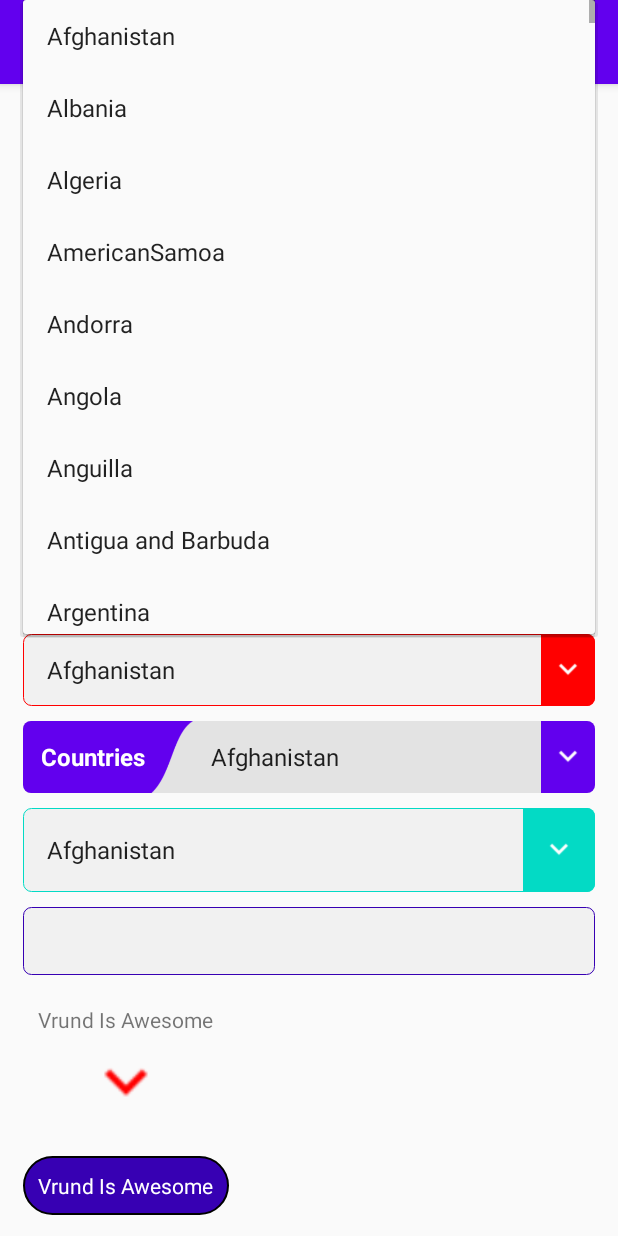
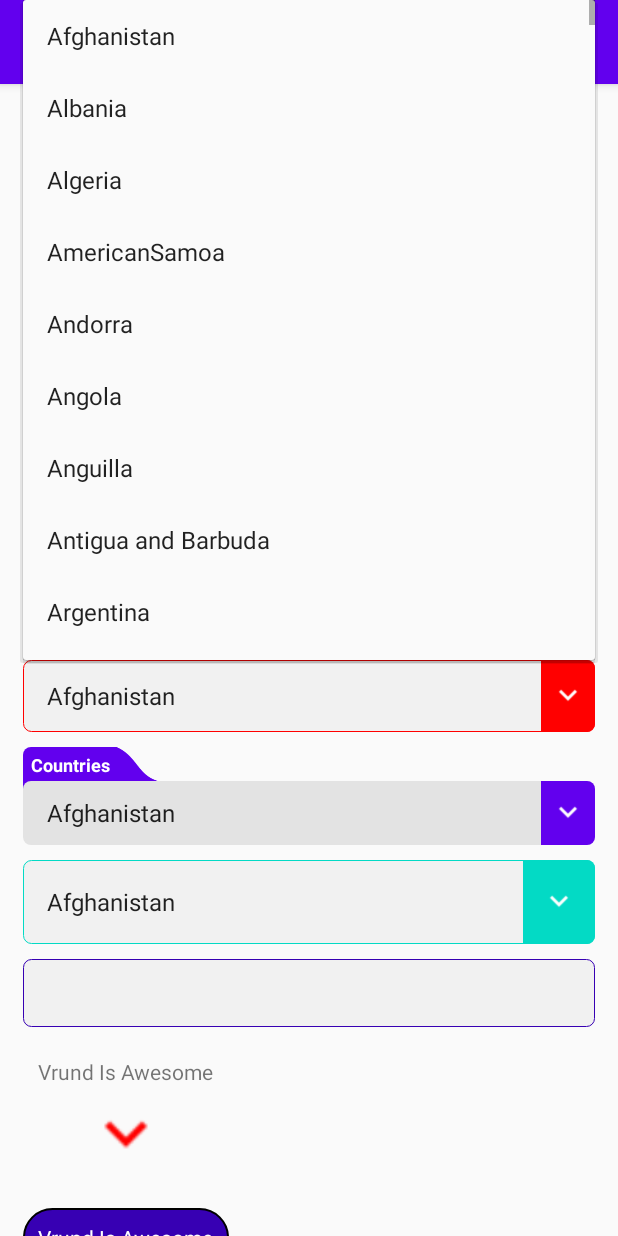
Before and after one commit to VrUnd14/VPAwesomeWidgets, an Android app: the screen it shows after launch (MainActivity), after a tap on "Afghanistan", on a phone screen of 412 x 824 dp. Run offline under Robolectric (Android 15) with nearby library versions, the phone set to English and light mode, and no system bars.

Commit message:
TOP label in VPAutoCompleteTextView & VPSpinner

```diff
--- a/VPAwesomeWidgets/src/main/java/awesome/vrund/vpawesomewidgets/VPAutoCompleteTextView.kt
+++ b/VPAwesomeWidgets/src/main/java/awesome/vrund/vpawesomewidgets/VPAutoCompleteTextView.kt
@@ -17,14 +17,14 @@ import androidx.core.graphics.ColorUtils
 import androidx.core.widget.ImageViewCompat
 import kotlinx.android.synthetic.main.vp_awesome_widget.view.*
 
-class VPAutoCompleteTextView @JvmOverloads constructor(
-    context: Context,
-    attrs: AttributeSet? = null,
-    defStyleAttr: Int = 0
-) :
-    RelativeLayout(context, attrs, defStyleAttr) {
+class VPAutoCompleteTextView @JvmOverloads constructor(context: Context, attrs: AttributeSet? = null, defStyleAttr: Int = 0) : RelativeLayout(context, attrs, defStyleAttr) {
 
     private val mContext = context
+
+    companion object {
+        const val IN = 1
+        const val TOP = 2
+    }
 
     private var backColor = 0xFFF1F1F1.toInt()
     private var hasBorder = true
@@ -53,6 +53,8 @@ class VPAutoCompleteTextView @JvmOverloads constructor(
     private var textStyle = 0
     private var threshold = 1
 
+    private var position = IN
+
     var itemClickListener: OnItemClickListener? = null
 
     init {
@@ -65,29 +67,18 @@ class VPAutoCompleteTextView @JvmOverloads constructor(
         hasDrop = parent.getBoolean(R.styleable.VPAutoCompleteTextView_act_hasDrop, hasDrop)
         hasLabel = parent.getBoolean(R.styleable.VPAutoCompleteTextView_act_hasLabel, hasLabel)
         if (parent.hasValue(R.styleable.VPAutoCompleteTextView_act_labelText))
-            labelText =
-                parent.getString(R.styleable.VPAutoCompleteTextView_act_labelText).toString()
-        labelTextSize = parent.getDimensionPixelSize(
-            R.styleable.VPAutoCompleteTextView_act_labelTextSize,
-            labelTextSize
-        )
-        labelTextColor =
-            parent.getColor(R.styleable.VPAutoCompleteTextView_act_labelTextColor, labelTextColor)
+            labelText = parent.getString(R.styleable.VPAutoCompleteTextView_act_labelText).toString()
+        labelTextSize = parent.getDimensionPixelSize(R.styleable.VPAutoCompleteTextView_act_labelTextSize, labelTextSize)
+        labelTextColor = parent.getColor(R.styleable.VPAutoCompleteTextView_act_labelTextColor, labelTextColor)
 
-        dropSize =
-            parent.getDimensionPixelSize(R.styleable.VPAutoCompleteTextView_act_dropSize, dropSize)
-        dropIcon = ContextCompat.getDrawable(
-            mContext,
-            parent.getResourceId(
-                R.styleable.VPAutoCompleteTextView_act_dropIcon,
-                R.drawable.vp_drop_icon
-            )
-        )
-        dropIconTint =
-            parent.getColor(R.styleable.VPAutoCompleteTextView_act_dropIconTint, dropIconTint)
+        dropSize = parent.getDimensionPixelSize(R.styleable.VPAutoCompleteTextView_act_dropSize, dropSize)
+        dropIcon = ContextCompat.getDrawable(mContext, parent.getResourceId(R.styleable.VPAutoCompleteTextView_act_dropIcon, R.drawable.vp_drop_icon))
+        dropIconTint = parent.getColor(R.styleable.VPAutoCompleteTextView_act_dropIconTint, dropIconTint)
 
         tinColor = parent.getColor(R.styleable.VPAutoCompleteTextView_act_tint, tinColor)
         enable = parent.getBoolean(R.styleable.VPAutoCompleteTextView_act_enable, enable)
+
+        position = parent.getInt(R.styleable.VPAutoCompleteTextView_act_position, position)
 
         if (parent.hasValue(R.styleable.VPAutoCompleteTextView_act_array)) {
             val arrayID: Int = parent.getResourceId(R.styleable.VPAutoCompleteTextView_act_array, 0)
@@ -119,9 +110,12 @@ class VPAutoCompleteTextView @JvmOverloads constructor(
 
     private fun updateUI() {
 
-        val tinColor = tinColor.takeIf { enable } ?: ColorUtils.blendARGB(tinColor, Color.WHITE,0.6f)
-        val labelTextColor = labelTextColor.takeIf { enable } ?: ColorUtils.blendARGB(labelTextColor, Color.WHITE,0.5f)
-        val dropIconTint = dropIconTint.takeIf { enable } ?: ColorUtils.blendARGB(dropIconTint, Color.WHITE,0.5f)
+        val tinColor = tinColor.takeIf { enable }
+                ?: ColorUtils.blendARGB(tinColor, Color.WHITE, 0.6f)
+        val labelTextColor = labelTextColor.takeIf { enable }
+                ?: ColorUtils.blendARGB(labelTextColor, Color.WHITE, 0.5f)
+        val dropIconTint = dropIconTint.takeIf { enable }
+                ?: ColorUtils.blendARGB(dropIconTint, Color.WHITE, 0.5f)
 
         // Main
         val mainGD = vpParentLayout.background as GradientDrawable
@@ -133,20 +127,26 @@ class VPAutoCompleteTextView @JvmOverloads constructor(
         vpParentLayout.background = mainGD
         // Label
         if (hasLabel) {
-            vpLabel.visibility = View.VISIBLE
-            curveImg.visibility = View.VISIBLE
-            vpAutoText.setPadding(dpToPx(28F), dpToPx(10F), dpToPx(10F), dpToPx(10F))
+            vpInLayout.visibility = View.VISIBLE.takeIf { position == IN } ?: View.GONE
+            vpTopLayout.visibility = View.VISIBLE.takeIf { position == TOP } ?: View.GONE
+            vpAutoText.setPadding(dpToPx(28F.takeIf { position == IN }
+                    ?: 10F), dpToPx(10F), dpToPx(10F), dpToPx(10F))
         } else {
-            vpLabel.visibility = View.GONE
-            curveImg.visibility = View.GONE
+            vpInLayout.visibility = View.GONE
+            vpTopLayout.visibility = View.GONE
             vpAutoText.setPadding(dpToPx(10F), dpToPx(10F), dpToPx(10F), dpToPx(10F))
         }
         vpLabel.text = labelText
+        vpLabelTop.text = labelText
         vpLabel.setTextColor(labelTextColor)
+        vpLabelTop.setTextColor(labelTextColor)
         vpLabel.setTextSize(TypedValue.COMPLEX_UNIT_PX, labelTextSize.toFloat())
         val labelGD = vpLabel.background as GradientDrawable
         labelGD.setColor(tinColor)
+        val labelGDTop = vpLabelTop.background as GradientDrawable
+        labelGDTop.setColor(tinColor)
         ImageViewCompat.setImageTintList(curveImg, ColorStateList.valueOf(tinColor))
+        ImageViewCompat.setImageTintList(curveImgTop, ColorStateList.valueOf(tinColor))
 
         // Drop
         val dropGD = vpDropFrame.background as GradientDrawable
--- a/VPAwesomeWidgets/src/main/java/awesome/vrund/vpawesomewidgets/VPBaseAdapter.kt
+++ b/VPAwesomeWidgets/src/main/java/awesome/vrund/vpawesomewidgets/VPBaseAdapter.kt
@@ -11,7 +11,6 @@ import android.view.ViewGroup
 import android.widget.BaseAdapter
 import android.widget.Filter
 import android.widget.Filterable
-import kotlinx.android.synthetic.main.vp_awesome_widget.view.*
 import java.util.*
 import kotlin.collections.ArrayList
 import kotlin.collections.HashMap
--- a/VPAwesomeWidgets/src/main/java/awesome/vrund/vpawesomewidgets/VPSpinner.kt
+++ b/VPAwesomeWidgets/src/main/java/awesome/vrund/vpawesomewidgets/VPSpinner.kt
@@ -15,14 +15,14 @@ import androidx.core.graphics.ColorUtils
 import androidx.core.widget.ImageViewCompat
 import kotlinx.android.synthetic.main.vp_awesome_widget.view.*
 
-class VPSpinner @JvmOverloads constructor(
-    context: Context,
-    attrs: AttributeSet? = null,
-    defStyleAttr: Int = 0
-) :
-    RelativeLayout(context, attrs, defStyleAttr) {
+class VPSpinner @JvmOverloads constructor(context: Context, attrs: AttributeSet? = null, defStyleAttr: Int = 0) : RelativeLayout(context, attrs, defStyleAttr) {
 
     private val mContext = context
+
+    companion object {
+        const val IN = 1
+        const val TOP = 2
+    }
 
     private var cornerRadius = dpToPx(5F)
     private var backColor = 0xFFF1F1F1.toInt()
@@ -39,6 +39,8 @@ class VPSpinner @JvmOverloads constructor(
 
     private var tinColor = 0xFFc3c3c3.toInt()
     private var enable = true
+
+    private var position = IN
 
     private var defaultArray: Array<String>? = null
 
@@ -73,6 +75,7 @@ class VPSpinner @JvmOverloads constructor(
 
         tinColor = parent.getColor(R.styleable.VPSpinner_sp_tint, tinColor)
         enable = parent.getBoolean(R.styleable.VPSpinner_sp_enable, enable)
+        position = parent.getInt(R.styleable.VPSpinner_sp_position, position)
 
         if (parent.hasValue(R.styleable.VPSpinner_sp_array)) {
             val arrayID: Int = parent.getResourceId(R.styleable.VPSpinner_sp_array, 0)
@@ -123,21 +126,25 @@ class VPSpinner @JvmOverloads constructor(
 
         // Label
         if (hasLabel) {
-            vpLabel.visibility = View.VISIBLE
-            curveImg.visibility = View.VISIBLE
-            setSpinnerLeftMargin(28F)
+            vpInLayout.visibility = View.VISIBLE.takeIf { position == VPAutoCompleteTextView.IN } ?: View.GONE
+            vpTopLayout.visibility = View.VISIBLE.takeIf { position == VPAutoCompleteTextView.TOP } ?: View.GONE
+            setSpinnerLeftMargin(28F.takeIf { position == IN } ?: 0F)
         } else {
+            vpInLayout.visibility = View.GONE
+            vpTopLayout.visibility = View.GONE
             setSpinnerLeftMargin(0F)
-            vpLabel.visibility = View.GONE
-            curveImg.visibility = View.GONE
         }
         vpLabel.text = labelText
+        vpLabelTop.text = labelText
         vpLabel.setTextColor(labelTextColor)
+        vpLabelTop.setTextColor(labelTextColor)
         vpLabel.setTextSize(TypedValue.COMPLEX_UNIT_PX, labelTextSize.toFloat())
         val labelGD = vpLabel.background as GradientDrawable
-//        labelGD.cornerRadii = floatArrayOf(cornerRadius.toFloat(), cornerRadius.toFloat(), 0f, 0f, 0f, 0f, cornerRadius.toFloat(), cornerRadius.toFloat())
         labelGD.setColor(tinColor)
+        val labelGDTop = vpLabelTop.background as GradientDrawable
+        labelGDTop.setColor(tinColor)
         ImageViewCompat.setImageTintList(curveImg, ColorStateList.valueOf(tinColor))
+        ImageViewCompat.setImageTintList(curveImgTop, ColorStateList.valueOf(tinColor))
 
         // Drop
         val dropGD = vpDropFrame.background as GradientDrawable
--- /dev/null
+++ b/VPAwesomeWidgets/src/main/res/drawable/vp_lable_back_top.xml
@@ -0,0 +1,6 @@
+<?xml version="1.0" encoding="utf-8"?>
+<shape xmlns:android="http://schemas.android.com/apk/res/android"
+    android:shape="rectangle">
+    <solid android:color="#c3c3c3" />
+    <corners android:topLeftRadius="5dp" />
+</shape>
--- a/VPAwesomeWidgets/src/main/res/layout/vp_awesome_widget.xml
+++ b/VPAwesomeWidgets/src/main/res/layout/vp_awesome_widget.xml
@@ -2,11 +2,82 @@
 <RelativeLayout xmlns:android="http://schemas.android.com/apk/res/android"
     xmlns:app="http://schemas.android.com/apk/res-auto"
     xmlns:tools="http://schemas.android.com/tools"
+    android:layout_width="match_parent"
+    android:layout_height="wrap_content"
+    android:orientation="vertical">
+
+    <RelativeLayout
+        android:id="@+id/vpTopLayout"
+        android:layout_width="match_parent"
+        android:layout_height="wrap_content"
+        android:layout_marginBottom="-5dp"
+        android:orientation="horizontal"
+        android:visibility="gone">
+
+        <TextView
+            android:id="@+id/vpLabelTop"
+            android:layout_width="wrap_content"
+            android:layout_height="wrap_content"
+            android:background="@drawable/vp_lable_back_top"
+            android:gravity="center"
+            android:paddingStart="5dp"
+            android:paddingTop="3dp"
+            android:paddingBottom="8dp"
+            android:textSize="12sp"
+            android:textStyle="bold" />
+
+        <ImageView
+            android:id="@+id/curveImgTop"
+            android:layout_width="36dp"
+            android:layout_height="match_parent"
+            android:layout_alignBottom="@id/vpLabelTop"
+            android:layout_marginBottom="5dp"
+            android:layout_toEndOf="@id/vpLabelTop"
+            android:minHeight="40dp"
+            android:scaleType="fitXY"
+            android:scaleY="-1"
+            android:src="@drawable/vp_spinner_head"
+            app:tint="#c3c3c3" />
+    </RelativeLayout>
+
+    <RelativeLayout
         android:id="@+id/vpParentLayout"
         android:layout_width="match_parent"
         android:layout_height="wrap_content"
+        android:layout_below="@id/vpTopLayout"
         android:background="@drawable/vp_auto_back"
         android:orientation="vertical">
+
+        <androidx.appcompat.widget.AppCompatAutoCompleteTextView
+            android:id="@+id/vpAutoText"
+            android:layout_width="match_parent"
+            android:layout_height="match_parent"
+            android:layout_toStartOf="@id/vpDropFrame"
+            android:layout_toEndOf="@id/vpInLayout"
+            android:background="@android:color/transparent"
+            android:inputType="textNoSuggestions"
+            android:minHeight="40dp"
+            android:padding="10dp"
+            android:singleLine="true"
+            android:textSize="12sp"
+            android:visibility="gone" />
+
+        <androidx.appcompat.widget.AppCompatSpinner
+            android:id="@+id/vpSpinner"
+            android:layout_width="match_parent"
+            android:layout_height="match_parent"
+            android:layout_toEndOf="@id/vpInLayout"
+            android:background="@android:color/transparent"
+            android:minHeight="40dp"
+            android:overlapAnchor="false"
+            android:visibility="gone" />
+
+        <RelativeLayout
+            android:id="@+id/vpInLayout"
+            android:layout_width="match_parent"
+            android:layout_height="wrap_content"
+            android:orientation="horizontal"
+            android:visibility="gone">
 
             <TextView
                 android:id="@+id/vpLabel"
@@ -19,30 +90,6 @@
                 android:textSize="16sp"
                 android:textStyle="bold" />
 
-    <androidx.appcompat.widget.AppCompatAutoCompleteTextView
-        android:id="@+id/vpAutoText"
-        android:layout_width="match_parent"
-        android:layout_height="match_parent"
-        android:layout_toStartOf="@id/vpDropFrame"
-        android:layout_toEndOf="@id/vpLabel"
-        android:background="@android:color/transparent"
-        android:inputType="textNoSuggestions"
-        android:minHeight="40dp"
-        android:padding="10dp"
-        android:singleLine="true"
-        android:textSize="12sp"
-        android:visibility="gone" />
-
-    <androidx.appcompat.widget.AppCompatSpinner
-        android:id="@+id/vpSpinner"
-        android:layout_width="match_parent"
-        android:layout_height="match_parent"
-        android:overlapAnchor="false"
-        android:layout_toEndOf="@id/vpLabel"
-        android:background="@android:color/transparent"
-        android:minHeight="40dp"
-        android:visibility="gone" />
-
             <ImageView
                 android:id="@+id/curveImg"
                 android:layout_width="36dp"
@@ -50,9 +97,10 @@
                 android:layout_alignBottom="@id/vpLabel"
                 android:layout_toEndOf="@id/vpLabel"
                 android:minHeight="40dp"
-        app:tint="#c3c3c3"
                 android:scaleType="fitXY"
-        android:src="@drawable/vp_spinner_head" />
+                android:src="@drawable/vp_spinner_head"
+                app:tint="#c3c3c3" />
+        </RelativeLayout>
 
         <FrameLayout
             android:id="@+id/vpDropFrame"
@@ -71,3 +119,4 @@
                 tools:ignore="ContentDescription" />
         </FrameLayout>
     </RelativeLayout>
+</RelativeLayout>
--- a/VPAwesomeWidgets/src/main/res/values/attrs.xml
+++ b/VPAwesomeWidgets/src/main/res/values/attrs.xml
@@ -17,6 +17,10 @@
         <attr name="act_tint" format="color" />
         <attr name="act_enable" format="boolean" />
         <attr name="act_array" format="reference" />
+        <attr name="act_position" format="enum">
+            <enum name="in" value="1" />
+            <enum name="top" value="2" />
+        </attr>
 
         <attr name="act_hint" format="string" />
         <attr name="act_text" format="string" />
@@ -48,6 +52,11 @@
         <attr name="sp_tint" format="color" />
         <attr name="sp_enable" format="boolean" />
         <attr name="sp_array" format="reference" />
+
+        <attr name="sp_position" format="enum">
+            <enum name="in" value="1" />
+            <enum name="top" value="2" />
+        </attr>
     </declare-styleable>
 
     <declare-styleable name="VPEditText">
--- a/app/src/main/res/layout/activity_main.xml
+++ b/app/src/main/res/layout/activity_main.xml
@@ -29,9 +29,10 @@
         <awesome.vrund.vpawesomewidgets.VPAutoCompleteTextView
             android:id="@+id/countriesDrop1"
             android:layout_width="match_parent"
-            android:layout_height="48dp"
+            android:layout_height="65dp"
             android:layout_marginTop="15dp"
             app:act_array="@array/test"
+            app:act_position="top"
             app:act_hasLabel="true"
             app:act_hint="Select Country"
             app:act_labelText="Countries"
@@ -97,12 +98,13 @@
         <awesome.vrund.vpawesomewidgets.VPSpinner
             android:id="@+id/countriesSpn3"
             android:layout_width="match_parent"
-            android:layout_height="48dp"
+            android:layout_height="65dp"
             android:layout_marginTop="10dp"
             app:sp_backColor="#e3e3e3"
             app:sp_dropIconTint="@android:color/white"
             app:sp_hasBorder="false"
             app:sp_hasLabel="true"
+            app:sp_position="top"
             app:sp_labelText="Countries"
             app:sp_labelTextColor="@android:color/white"
             app:sp_labelTextSize="16dp"
```
Lines whose indentation alone changed are shown as unchanged.
